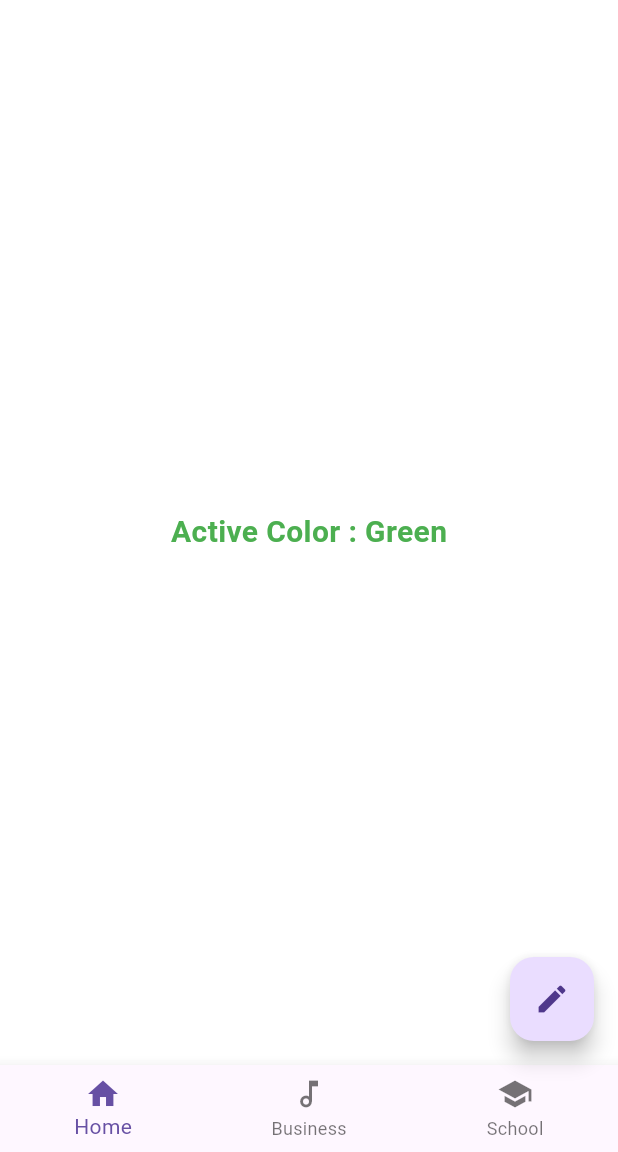
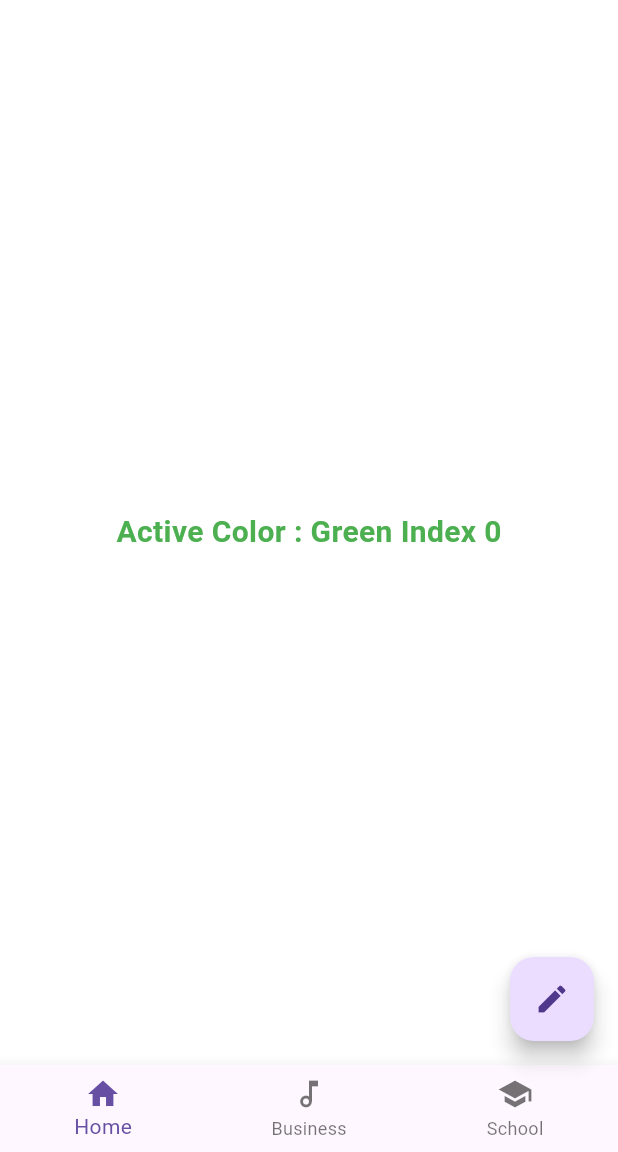
Before and after one commit to moniroul/0-LWR, a Flutter app: the screen it shows after launch, on a phone screen of 412 x 824 dp, the part 84-1236 px from its top. Run offline on Flutter 3.47's test engine with Material 3 defaults, Android fonts, the light colour scheme and no system bars.

Commit message:
last add

```diff
--- a/flutter_class_2/lib/Home.dart
+++ b/flutter_class_2/lib/Home.dart
@@ -8,6 +8,9 @@ class Home extends StatefulWidget {
 }
 
 class _HomeState extends State<Home> {
+
+
+
   List<Color> ColorList = [
     Colors.green,
     Colors.yellow,
@@ -43,7 +46,7 @@ class _HomeState extends State<Home> {
         color: const Color.fromARGB(255, 255, 255, 255),
         child: Center(
           child: Text(
-            "Active Color : " + ColorsNames[ColorIndex],
+            "Active Color : " + ColorsNames[ColorIndex] + " Index ${ColorIndex}",
             style: TextStyle(
                 fontSize: 20,
                 color: ColorList[ColorIndex],
```
